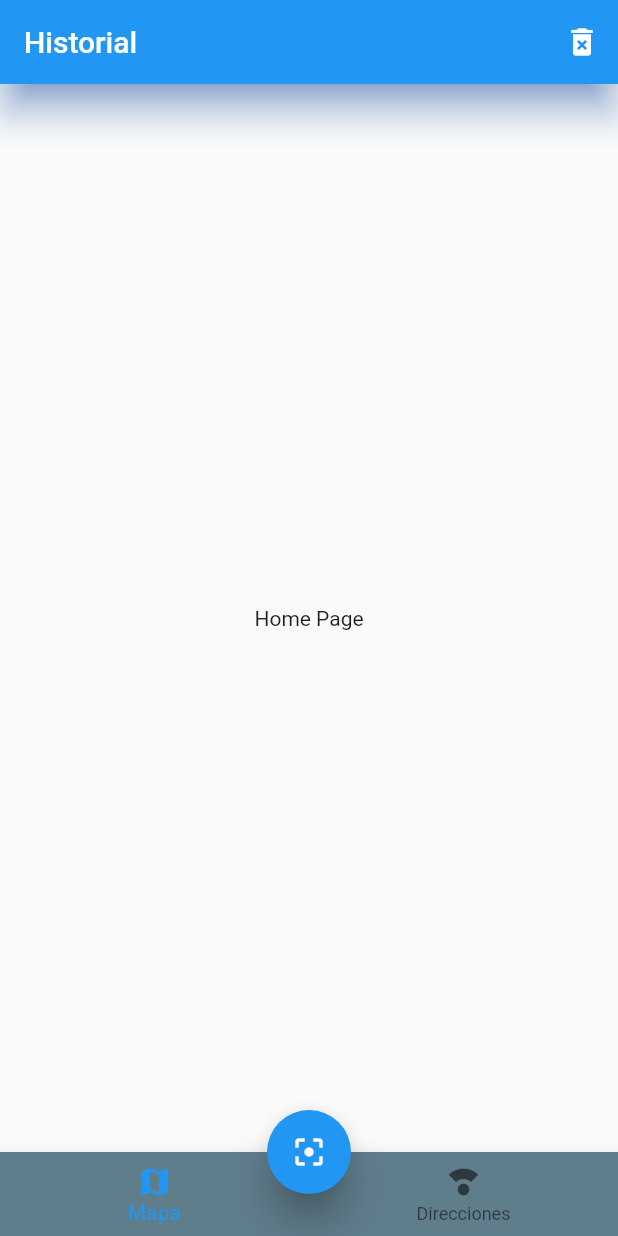
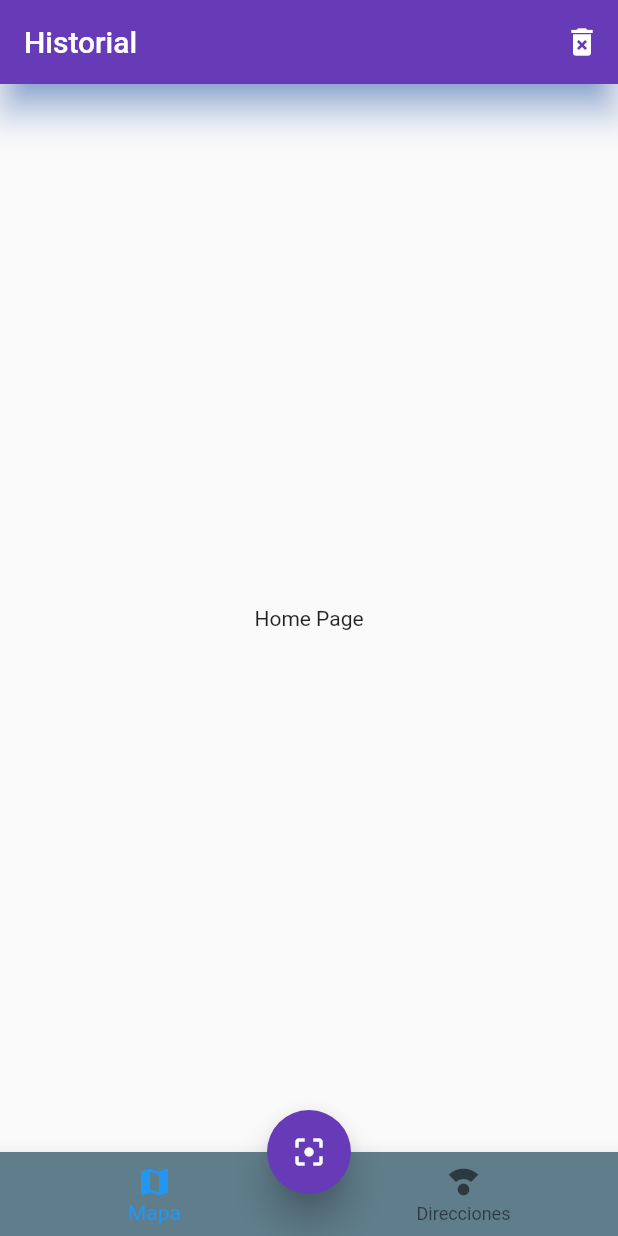
Before and after one commit to AlanCasasArevalo/QRScanner_Flutter, a Flutter app: the screen it shows after launch, on a phone screen of 412 x 824 dp. Run offline on Flutter 3.47's test engine with Material 2 defaults, Android fonts, the phone set to English and light mode, and no system bars.

Commit message:
[FEATURE][APP] * App Theme was added

```diff
--- a/lib/main.dart
+++ b/lib/main.dart
@@ -17,6 +17,12 @@ class MyApp extends StatelessWidget {
         'home_page' : (BuildContext context) => HomePage(),
         'map_page' : (BuildContext context) => MapPage(),
       },
+      theme: ThemeData(
+        primaryColor: Colors.deepPurple,
+        floatingActionButtonTheme: FloatingActionButtonThemeData(
+          backgroundColor: Colors.deepPurple
+        )
+      ),
     );
   }
 }
```
